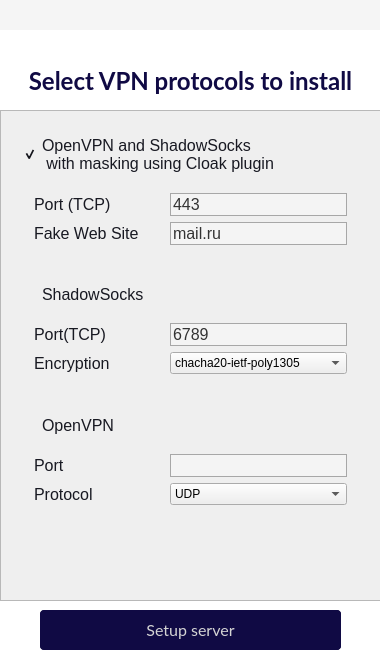
Before: the Qt Designer form client/ui/mainwindow.ui in amnezia-vpn/amnezia-client, drawn with Qt 5.
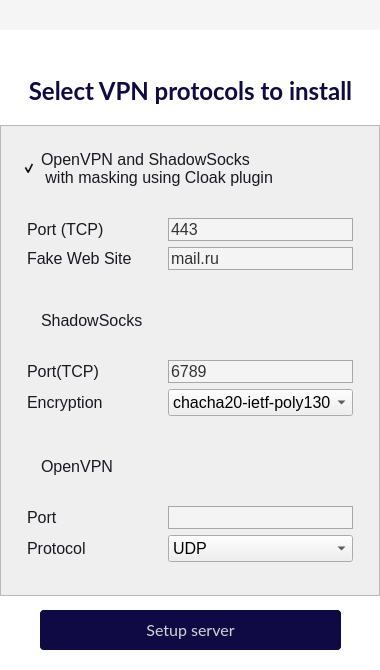
After: the same form once the commit is applied. The open tabs and pages were chosen to show the change. Icons and pictures are not drawn. Custom widgets are drawn as their Qt base class.

Diff of the .ui file:
```diff
--- a/client/ui/mainwindow.ui
+++ b/client/ui/mainwindow.ui
@@ -65,6 +65,10 @@
 
 }
 
+QComboBox {
+font-size: 16px;
+}
+
 QLineEdit {
 font-size: 16px;
 selection-background-color: darkgray;
@@ -844,7 +848,7 @@
          <x>10</x>
          <y>30</y>
          <width>361</width>
-         <height>41</height>
+         <height>61</height>
         </rect>
        </property>
        <property name="styleSheet">
@@ -902,11 +906,23 @@
        <property name="geometry">
         <rect>
          <x>0</x>
-         <y>80</y>
-         <width>381</width>
-         <height>491</height>
+         <y>95</y>
+         <width>380</width>
+         <height>471</height>
         </rect>
        </property>
+       <property name="minimumSize">
+        <size>
+         <width>380</width>
+         <height>0</height>
+        </size>
+       </property>
+       <property name="maximumSize">
+        <size>
+         <width>380</width>
+         <height>16777215</height>
+        </size>
+       </property>
        <property name="styleSheet">
         <string notr="true">QScrollArea { background: transparent; }
 QScrollArea &gt; QWidget &gt; QWidget { background: transparent; }
@@ -944,13 +960,22 @@
          <rect>
           <x>0</x>
           <y>0</y>
-          <width>379</width>
-          <height>489</height>
+          <width>378</width>
+          <height>469</height>
          </rect>
         </property>
         <layout class="QVBoxLayout" name="verticalLayout_6">
+         <property name="leftMargin">
+          <number>5</number>
+         </property>
+         <property name="topMargin">
+          <number>5</number>
+         </property>
+         <property name="rightMargin">
+          <number>5</number>
+         </property>
          <property name="bottomMargin">
-          <number>19</number>
+          <number>5</number>
          </property>
          <item>
           <widget class="QFrame" name="frame_new_server_settings_parent_cloak">
@@ -973,8 +998,17 @@
             <property name="sizeConstraint">
              <enum>QLayout::SetMinAndMaxSize</enum>
             </property>
+            <property name="leftMargin">
+             <number>5</number>
+            </property>
+            <property name="topMargin">
+             <number>5</number>
+            </property>
+            <property name="rightMargin">
+             <number>5</number>
+            </property>
             <property name="bottomMargin">
-             <number>9</number>
+             <number>5</number>
             </property>
             <item>
              <widget class="QWidget" name="widget_2" native="true">
@@ -982,18 +1016,6 @@
                <string notr="true"/>
               </property>
               <layout class="QHBoxLayout" name="horizontalLayout_4">
-               <property name="leftMargin">
-                <number>0</number>
-               </property>
-               <property name="topMargin">
-                <number>0</number>
-               </property>
-               <property name="rightMargin">
-                <number>0</number>
-               </property>
-               <property name="bottomMargin">
-                <number>0</number>
-               </property>
                <item>
                 <widget class="QCheckBox" name="checkBox_new_server_cloak">
                  <property name="text">
@@ -1007,6 +1029,12 @@
                </item>
                <item>
                 <widget class="QPushButton" name="pushButton_new_server_settings_cloak">
+                 <property name="sizePolicy">
+                  <sizepolicy hsizetype="Fixed" vsizetype="Fixed">
+                   <horstretch>0</horstretch>
+                   <verstretch>0</verstretch>
+                  </sizepolicy>
+                 </property>
                  <property name="maximumSize">
                   <size>
                    <width>24</width>
@@ -1051,6 +1079,18 @@
                </item>
                <item row="0" column="1">
                 <widget class="QLineEdit" name="lineEdit_new_server_cloak_port">
+                 <property name="minimumSize">
+                  <size>
+                   <width>185</width>
+                   <height>0</height>
+                  </size>
+                 </property>
+                 <property name="maximumSize">
+                  <size>
+                   <width>185</width>
+                   <height>16777215</height>
+                  </size>
+                 </property>
                  <property name="text">
                   <string>443</string>
                  </property>
@@ -1077,6 +1117,18 @@
                </item>
                <item row="1" column="1">
                 <widget class="QLineEdit" name="lineEdit_new_server_cloak_site">
+                 <property name="minimumSize">
+                  <size>
+                   <width>185</width>
+                   <height>0</height>
+                  </size>
+                 </property>
+                 <property name="maximumSize">
+                  <size>
+                   <width>185</width>
+                   <height>16777215</height>
+                  </size>
+                 </property>
                  <property name="text">
                   <string>mail.ru</string>
                  </property>
@@ -1103,24 +1155,21 @@
             <property name="sizeConstraint">
              <enum>QLayout::SetMinAndMaxSize</enum>
             </property>
+            <property name="leftMargin">
+             <number>5</number>
+            </property>
+            <property name="topMargin">
+             <number>5</number>
+            </property>
+            <property name="rightMargin">
+             <number>5</number>
+            </property>
+            <property name="bottomMargin">
+             <number>5</number>
+            </property>
             <item>
              <widget class="QWidget" name="widget_3" native="true">
-              <layout class="QHBoxLayout" name="horizontalLayout_3">
-               <property name="spacing">
-                <number>0</number>
-               </property>
-               <property name="leftMargin">
-                <number>0</number>
-               </property>
-               <property name="topMargin">
-                <number>0</number>
-               </property>
-               <property name="rightMargin">
-                <number>0</number>
-               </property>
-               <property name="bottomMargin">
-                <number>0</number>
-               </property>
+              <layout class="QHBoxLayout" name="horizontalLayout_5">
                <item>
                 <widget class="QCheckBox" name="checkBox_new_server_ss">
                  <property name="minimumSize">
@@ -1136,6 +1185,12 @@
                </item>
                <item>
                 <widget class="QPushButton" name="pushButton_new_server_settings_ss">
+                 <property name="sizePolicy">
+                  <sizepolicy hsizetype="Fixed" vsizetype="Fixed">
+                   <horstretch>0</horstretch>
+                   <verstretch>0</verstretch>
+                  </sizepolicy>
+                 </property>
                  <property name="maximumSize">
                   <size>
                    <width>24</width>
@@ -1180,6 +1235,18 @@
                </item>
                <item row="0" column="1">
                 <widget class="QLineEdit" name="lineEdit_new_server_ss_port">
+                 <property name="minimumSize">
+                  <size>
+                   <width>185</width>
+                   <height>0</height>
+                  </size>
+                 </property>
+                 <property name="maximumSize">
+                  <size>
+                   <width>185</width>
+                   <height>16777215</height>
+                  </size>
+                 </property>
                  <property name="text">
                   <string>6789</string>
                  </property>
@@ -1206,6 +1273,18 @@
                </item>
                <item row="1" column="1">
                 <widget class="QComboBox" name="comboBox_new_server_ss_cipher">
+                 <property name="minimumSize">
+                  <size>
+                   <width>185</width>
+                   <height>0</height>
+                  </size>
+                 </property>
+                 <property name="maximumSize">
+                  <size>
+                   <width>185</width>
+                   <height>16777215</height>
+                  </size>
+                 </property>
                  <item>
                   <property name="text">
                    <string>chacha20-ietf-poly1305</string>
@@ -1254,26 +1333,29 @@
             <property name="sizeConstraint">
              <enum>QLayout::SetMinAndMaxSize</enum>
             </property>
+            <property name="leftMargin">
+             <number>5</number>
+            </property>
+            <property name="topMargin">
+             <number>5</number>
+            </property>
+            <property name="rightMargin">
+             <number>5</number>
+            </property>
+            <property name="bottomMargin">
+             <number>5</number>
+            </property>
             <item>
              <widget class="QWidget" name="widget_4" native="true">
-              <layout class="QHBoxLayout" name="horizontalLayout_5">
-               <property name="spacing">
-                <number>0</number>
-               </property>
-               <property name="leftMargin">
-                <number>0</number>
-               </property>
-               <property name="topMargin">
-                <number>0</number>
-               </property>
-               <property name="rightMargin">
-                <number>0</number>
-               </property>
-               <property name="bottomMargin">
-                <number>0</number>
-               </property>
+              <layout class="QHBoxLayout" name="horizontalLayout_3">
                <item>
                 <widget class="QCheckBox" name="checkBox_new_server_openvpn">
+                 <property name="sizePolicy">
+                  <sizepolicy hsizetype="Minimum" vsizetype="Fixed">
+                   <horstretch>0</horstretch>
+                   <verstretch>0</verstretch>
+                  </sizepolicy>
+                 </property>
                  <property name="minimumSize">
                   <size>
                    <width>0</width>
@@ -1287,6 +1369,12 @@
                </item>
                <item>
                 <widget class="QPushButton" name="pushButton_new_server_settings_openvpn">
+                 <property name="sizePolicy">
+                  <sizepolicy hsizetype="Fixed" vsizetype="Fixed">
+                   <horstretch>0</horstretch>
+                   <verstretch>0</verstretch>
+                  </sizepolicy>
+                 </property>
                  <property name="maximumSize">
                   <size>
                    <width>24</width>
@@ -1330,7 +1418,20 @@
                 </widget>
                </item>
                <item row="0" column="1">
-                <widget class="QLineEdit" name="lineEdit_new_server_openvpn_port"/>
+                <widget class="QLineEdit" name="lineEdit_new_server_openvpn_port">
+                 <property name="minimumSize">
+                  <size>
+                   <width>185</width>
+                   <height>0</height>
+                  </size>
+                 </property>
+                 <property name="maximumSize">
+                  <size>
+                   <width>185</width>
+                   <height>16777215</height>
+                  </size>
+                 </property>
+                </widget>
                </item>
                <item row="1" column="0">
                 <widget class="QLabel" name="label_56">
@@ -1353,6 +1454,18 @@
                </item>
                <item row="1" column="1">
                 <widget class="QComboBox" name="comboBox_new_server_openvpn_proto">
+                 <property name="minimumSize">
+                  <size>
+                   <width>185</width>
+                   <height>0</height>
+                  </size>
+                 </property>
+                 <property name="maximumSize">
+                  <size>
+                   <width>185</width>
+                   <height>16777215</height>
+                  </size>
+                 </property>
                  <item>
                   <property name="text">
                    <string>UDP</string>
```
Left out of the diff: 8 changed lines with no effect on the pictures.
